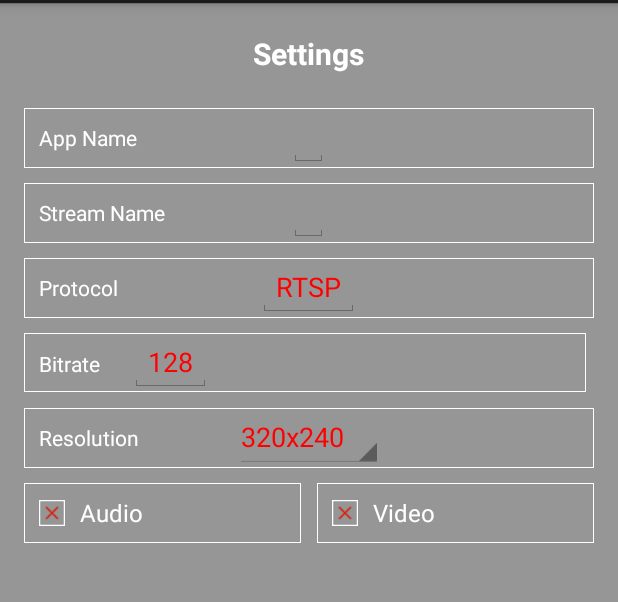
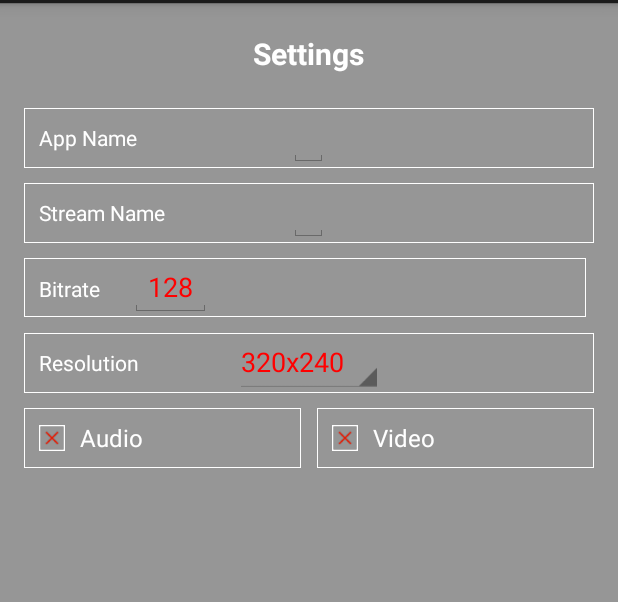
Before and after one commit to triasbrata/red5pro-android-app, an Android app: the layout fragment_settings_dialog.xml on its own in the app's theme, with its tools: preview values and no code run, on a phone screen of 412 x 824 dp, the part 69-671 px from its top. Run offline under Robolectric (Android 15) with nearby library versions, the phone set to English and light mode, and no system bars.

Commit message:
Removed protocol from settings
Addressing RPRO-2564 on Android

```diff
--- a/Red5Pro/src/main/res/layout/fragment_settings_dialog.xml
+++ b/Red5Pro/src/main/res/layout/fragment_settings_dialog.xml
@@ -99,41 +99,9 @@
             android:layout_alignParentRight="true"
             android:layout_alignParentEnd="true">
 
-            <RelativeLayout
-                android:layout_marginTop="0dp"
-                android:layout_width="match_parent"
-                android:layout_height="40dp"
-                android:layout_alignParentTop="true"
-                android:layout_alignParentLeft="true"
-                android:layout_alignParentStart="true"
-                android:background="@drawable/border"
-                android:layout_alignParentRight="true"
-                android:layout_alignParentEnd="true">
-
-                <TextView
-                    android:layout_width="wrap_content"
-                    android:layout_height="wrap_content"
-                    android:text="Protocol"
-                    android:paddingLeft="10dp"
-                    android:layout_centerVertical="true"
-                    android:textColor="#ffffffff" />
-
-                <EditText
-                    android:layout_width="wrap_content"
-                    android:layout_height="wrap_content"
-                    android:text="RTSP"
-                    android:editable="false"
-                    android:layout_centerHorizontal="true"
-                    android:layout_centerVertical="true"
-                    android:id="@+id/settings_protocol"
-                    android:singleLine="true"
-                    android:textColor="#ffff0000" />
-
-            </RelativeLayout>
-
             <LinearLayout
                 android:orientation="horizontal"
-                android:layout_marginTop="50dp"
+                android:layout_marginTop="0dp"
                 android:layout_width="match_parent"
                 android:layout_height="match_parent"
                 android:layout_alignParentTop="true"
@@ -175,7 +143,7 @@
             </LinearLayout>
 
             <RelativeLayout
-                android:layout_marginTop="100dp"
+                android:layout_marginTop="50dp"
                 android:layout_width="match_parent"
                 android:layout_height="40dp"
                 android:layout_alignParentTop="true"
@@ -206,7 +174,7 @@
             </RelativeLayout>
 
             <LinearLayout
-                android:layout_marginTop="150dp"
+                android:layout_marginTop="100dp"
                 android:layout_width="match_parent"
                 android:layout_height="40dp"
                 android:layout_alignParentTop="true"
```
